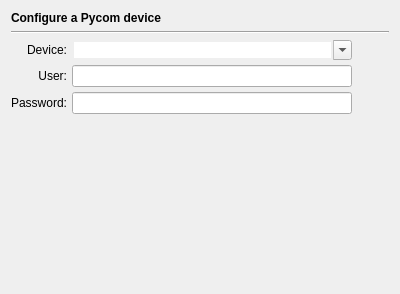
sg-wireless/Pymakr, file Plugins/PycomDevice/ConfigurationPage/PycomDevicePage.ui: the form before one commit.
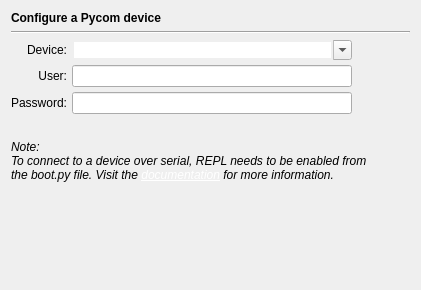
The form after the commit.

Commit message: Added note and placeholders to device config. Fixed broken links in about pymakr

The edit to the form file:
```diff
--- a/Plugins/PycomDevice/ConfigurationPage/PycomDevicePage.ui
+++ b/Plugins/PycomDevice/ConfigurationPage/PycomDevicePage.ui
@@ -6,8 +6,8 @@
    <rect>
     <x>0</x>
     <y>0</y>
-    <width>400</width>
-    <height>294</height>
+    <width>421</width>
+    <height>290</height>
    </rect>
   </property>
   <property name="windowTitle">
@@ -122,6 +122,32 @@
      </item>
     </layout>
    </item>
+   <item>
+    <spacer name="horizontalSpacer">
+     <property name="orientation">
+      <enum>Qt::Horizontal</enum>
+     </property>
+     <property name="sizeHint" stdset="0">
+      <size>
+       <width>40</width>
+       <height>20</height>
+      </size>
+     </property>
+    </spacer>
+   </item>
+   <item>
+    <widget class="QLabel" name="label_4">
+     <property name="maximumSize">
+      <size>
+       <width>725</width>
+       <height>16777215</height>
+      </size>
+     </property>
+     <property name="text">
+      <string>&lt;html&gt;&lt;head/&gt;&lt;body&gt;&lt;p&gt;&lt;span style=&quot; font-style:italic;&quot;&gt;Note:&lt;br/&gt;To connect to a device over serial, REPL needs to be enabled from &lt;br/&gt;the boot.py file. Visit the &lt;/span&gt;&lt;a href=&quot;https://docs.pycom.io/wipy/wipy/tutorial/repl.html&quot;&gt;&lt;span style=&quot; font-style:italic; text-decoration: underline; color:#ffffff;&quot;&gt;documentation&lt;/span&gt;&lt;/a&gt;&lt;span style=&quot; font-style:italic;&quot;&gt; for more information.&lt;/span&gt;&lt;/p&gt;&lt;/body&gt;&lt;/html&gt;</string>
+     </property>
+    </widget>
+   </item>
    <item>
     <spacer name="verticalSpacer_2">
      <property name="orientation">
```
The commit also changes 2 other files.
